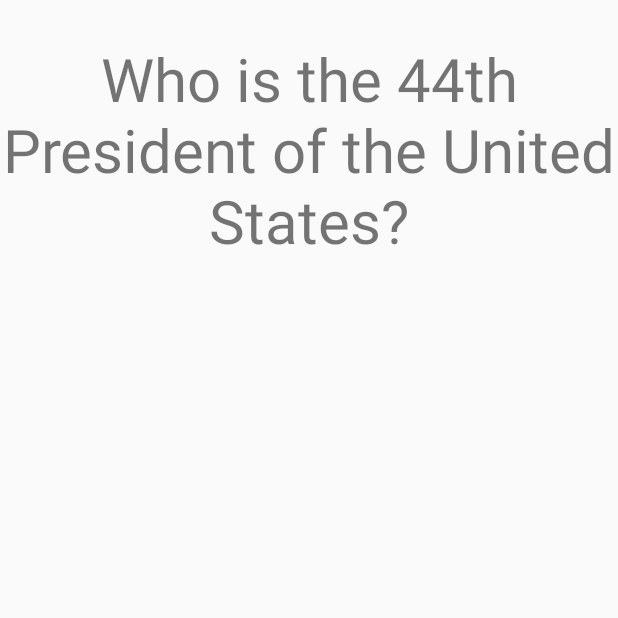
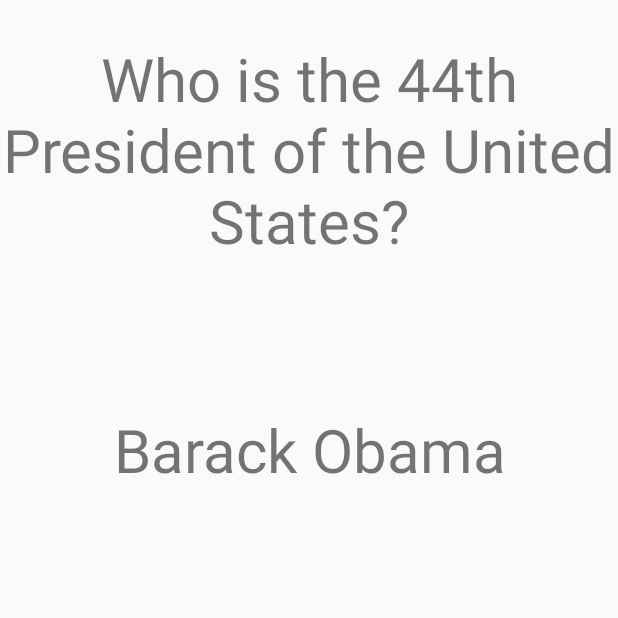
Before and after one commit to jcblanc2/MindGlide, an Android app built with Jetpack Compose: the screen it shows after launch (MainActivity), on a phone screen of 412 x 824 dp, the top half of it. Run offline under Robolectric (Android 15) with nearby library versions, the phone set to English and light mode, and no system bars.

Commit message:
Add a view for the back side of the flashcard to display the answer

```diff
--- a/app/src/main/res/layout/activity_main.xml
+++ b/app/src/main/res/layout/activity_main.xml
@@ -12,4 +12,13 @@
         android:gravity="center"
         android:text="@string/question_text"
         android:textSize="40sp" />
+
+    <TextView
+        android:id="@+id/tvAnswer"
+        android:layout_below="@id/tvQuestion"
+        android:layout_width="match_parent"
+        android:layout_height="200dp"
+        android:gravity="center"
+        android:text="@string/answer"
+        android:textSize="40sp" />
 </RelativeLayout>
--- a/app/src/main/res/values/strings.xml
+++ b/app/src/main/res/values/strings.xml
@@ -1,4 +1,5 @@
 <resources>
     <string name="app_name">MindGlide</string>
     <string name="question_text">Who is the 44th President of the United States?</string>
+    <string name="answer">Barack Obama</string>
 </resources>
```
